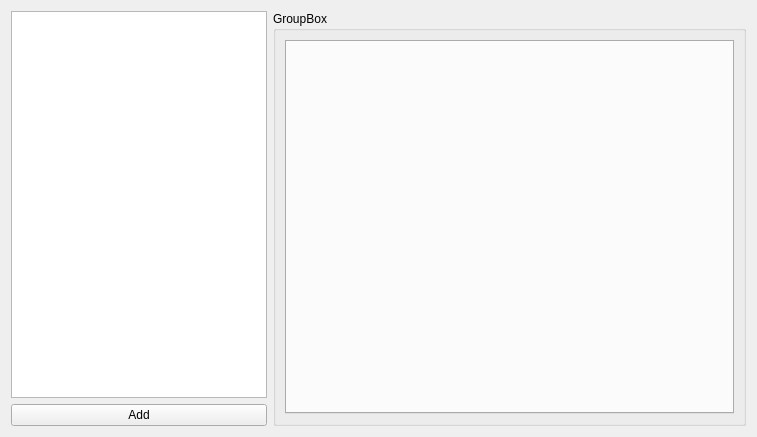
The window that src/ui/TabMealWidget.ui (wnt-zhp/zarlock-cpp) describes before a commit, drawn with Qt 5.
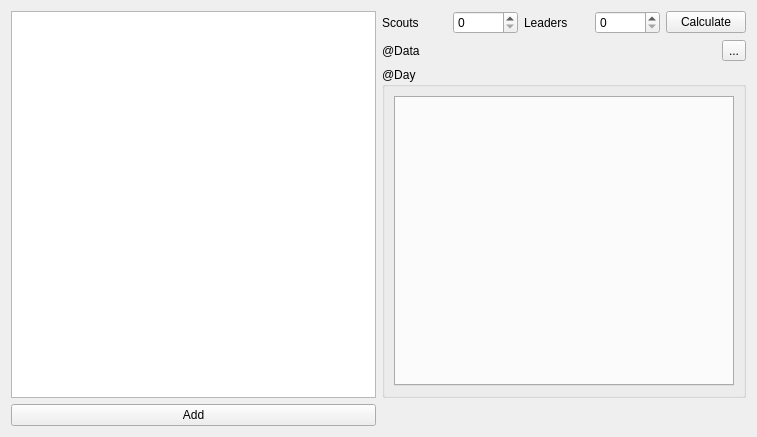
The same window after the commit. Custom widgets are drawn as their Qt base class.

```diff
--- a/src/ui/TabMealWidget.ui
+++ b/src/ui/TabMealWidget.ui
@@ -13,11 +13,11 @@
   <property name="windowTitle">
    <string>Meal Tab</string>
   </property>
-  <layout class="QGridLayout" name="gridLayout" columnstretch="0,1">
-   <item row="0" column="1" rowspan="3">
-    <widget class="QGroupBox" name="groupBox">
+  <layout class="QGridLayout" name="gridLayout" rowstretch="0,0,0,0,0" columnstretch="0,0">
+   <item row="2" column="1">
+    <widget class="QGroupBox" name="group_meals">
      <property name="title">
-      <string>GroupBox</string>
+      <string>@Day</string>
      </property>
      <layout class="QGridLayout" name="gridLayout_2">
       <item row="0" column="0">
@@ -26,16 +26,65 @@
      </layout>
     </widget>
    </item>
-   <item row="2" column="0">
+   <item row="4" column="0">
     <widget class="QPushButton" name="action_addday">
      <property name="text">
       <string>Add</string>
      </property>
     </widget>
    </item>
-   <item row="0" column="0" rowspan="2">
+   <item row="0" column="0" rowspan="3">
     <widget class="QListWidget" name="list_meal"/>
    </item>
+   <item row="1" column="1">
+    <layout class="QHBoxLayout" name="horizontalLayout_2">
+     <item>
+      <widget class="QLabel" name="label_data">
+       <property name="text">
+        <string>@Data</string>
+       </property>
+      </widget>
+     </item>
+     <item>
+      <widget class="QToolButton" name="tools">
+       <property name="text">
+        <string>...</string>
+       </property>
+      </widget>
+     </item>
+    </layout>
+   </item>
+   <item row="0" column="1">
+    <layout class="QHBoxLayout" name="horizontalLayout">
+     <item>
+      <widget class="QLabel" name="label_scouts">
+       <property name="text">
+        <string>Scouts</string>
+       </property>
+      </widget>
+     </item>
+     <item>
+      <widget class="QSpinBox" name="spin_scouts"/>
+     </item>
+     <item>
+      <widget class="QLabel" name="label_leaders">
+       <property name="text">
+        <string>Leaders</string>
+       </property>
+      </widget>
+     </item>
+     <item>
+      <widget class="QSpinBox" name="spin_leadres"/>
+     </item>
+     <item>
+      <widget class="QPushButton" name="calculate">
+       <property name="text">
+        <string>Calculate</string>
+       </property>
+      </widget>
+     </item>
+    </layout>
+   </item>
   </layout>
  </widget>
  <customwidgets>
```
Left out of the diff: 9 changed lines with no effect on the pictures.
